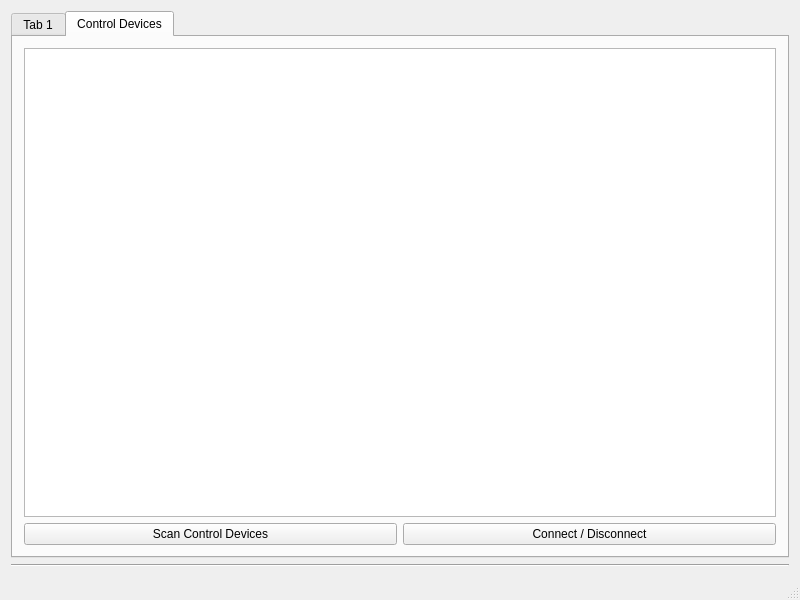
Above: software/computer/client/qt/expclient/mainwindow.ui from wercool/valter before the change. Below: the same form after it.
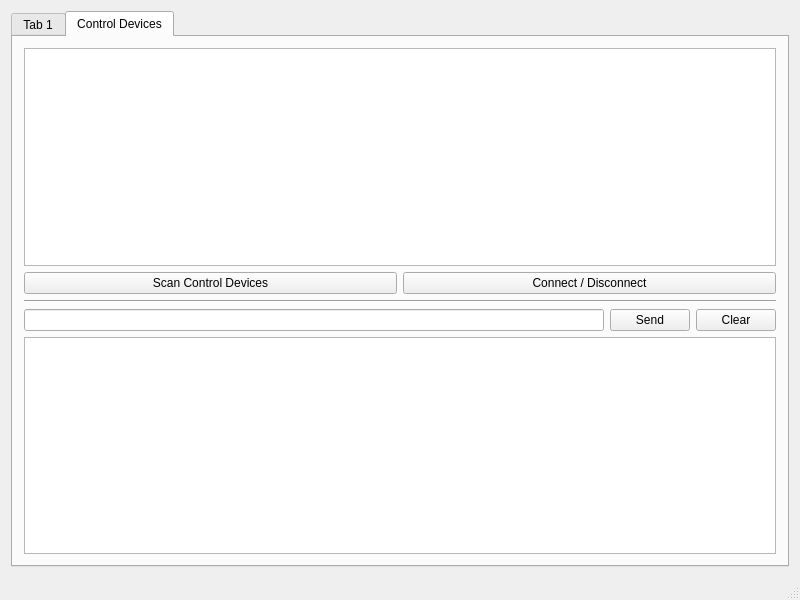
That is the form after the change.

Commit message: soft:computer Qt client (commands selection completed)

The edit to the form file:
```diff
--- a/software/computer/client/qt/expclient/mainwindow.ui
+++ b/software/computer/client/qt/expclient/mainwindow.ui
@@ -54,17 +54,47 @@
           </item>
          </layout>
         </item>
+        <item>
+         <widget class="Line" name="line">
+          <property name="orientation">
+           <enum>Qt::Horizontal</enum>
+          </property>
+         </widget>
+        </item>
+        <item>
+         <layout class="QHBoxLayout" name="horizontalLayout_4">
+          <property name="sizeConstraint">
+           <enum>QLayout::SetDefaultConstraint</enum>
+          </property>
+          <property name="topMargin">
+           <number>0</number>
+          </property>
+          <item>
+           <widget class="QLineEdit" name="commandEdit"/>
+          </item>
+          <item>
+           <widget class="QPushButton" name="sendCommandButton">
+            <property name="text">
+             <string>Send</string>
+            </property>
+           </widget>
+          </item>
+          <item>
+           <widget class="QPushButton" name="clearCommandButton">
+            <property name="text">
+             <string>Clear</string>
+            </property>
+           </widget>
+          </item>
+         </layout>
+        </item>
+        <item>
+         <widget class="QListWidget" name="selectedControlDeviceListWidget"/>
+        </item>
        </layout>
       </widget>
      </widget>
     </item>
-    <item>
-     <widget class="Line" name="line">
-      <property name="orientation">
-       <enum>Qt::Horizontal</enum>
-      </property>
-     </widget>
-    </item>
    </layout>
   </widget>
   <widget class="QStatusBar" name="statusBar"/>
```
Left out of the diff: 2 changed lines with no effect on the pictures. The commit also changes 4 other files.
